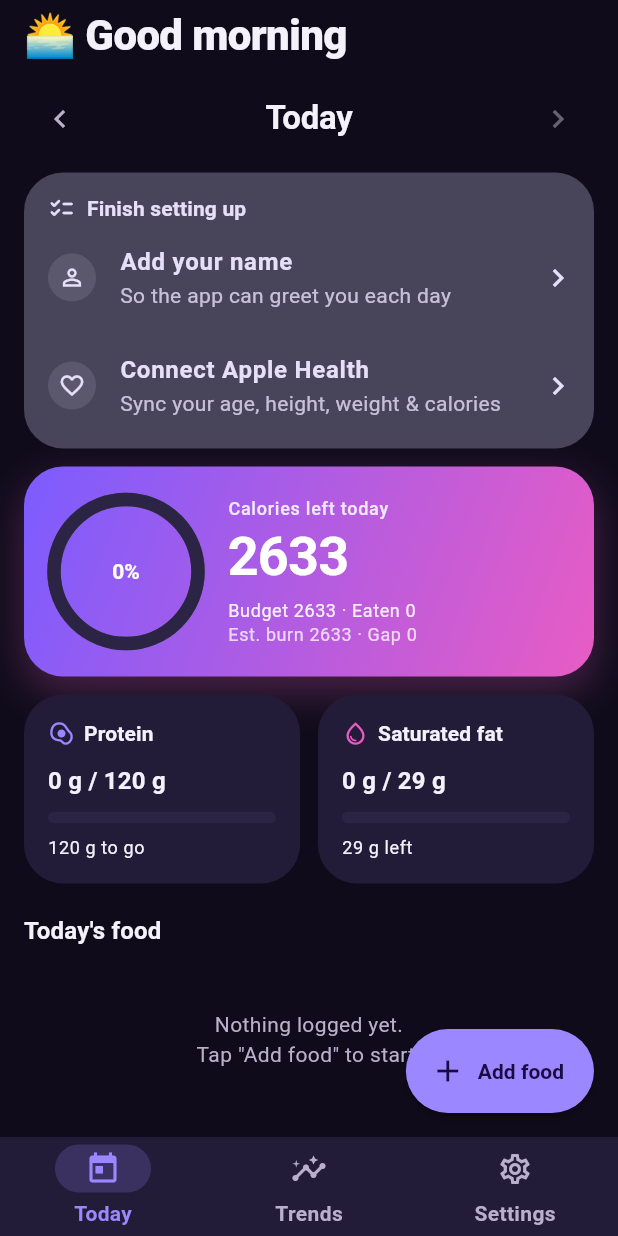
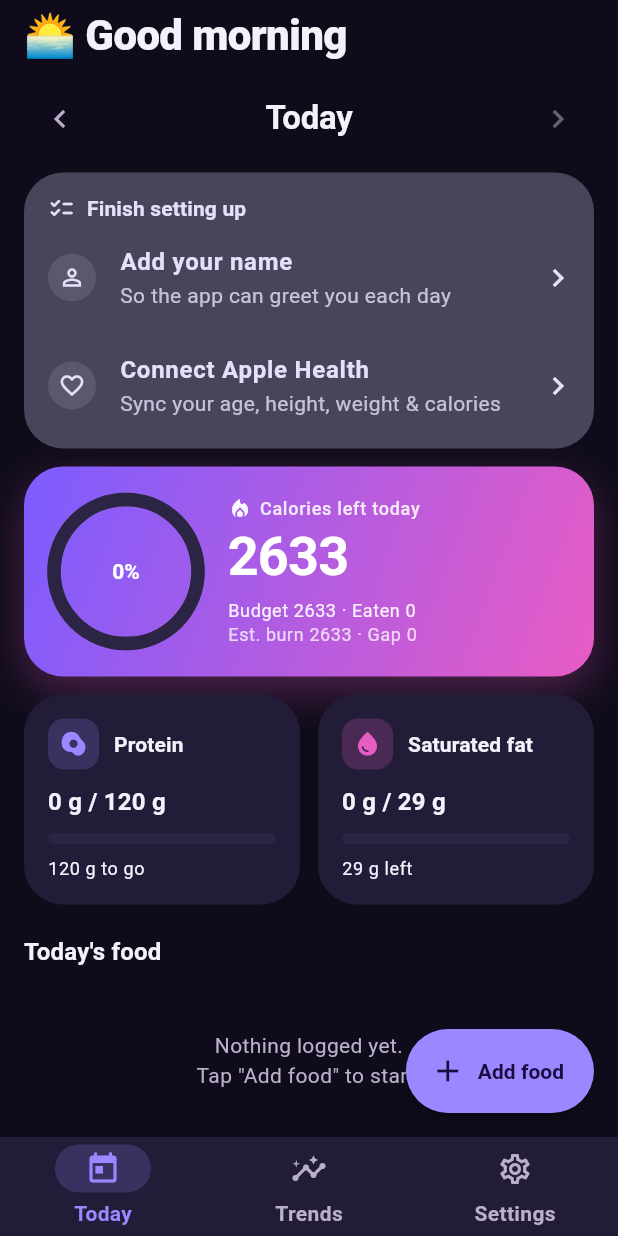
Before and after one commit to PETERDMYAN/food-at-peace, a Flutter app: the screen it shows after launch, after a tap on "Skip", on a phone screen of 412 x 824 dp. Run offline on Flutter 3.47's test engine with Material 3 defaults, Android fonts, the phone set to English and light mode, and no system bars; our stand-ins replace flutter_riverpod, flutter_secure_storage, geolocator, image_picker, shared_preferences, sign_in_with_apple; missing offline and left inert: health; statements that could not run were skipped.

Commit message:
Trends on-target badge top-right; drop screen headers; GXS icon tiles; calories icon
- Trends: the "on target X/Y days" stat moves to a primary-tinted pill in the
  card's top-right corner (with a check), fixing the cramped margin; metric name
  sits on the left.
- Remove the small "Trends" and "Settings" app-bar titles (SafeArea body, like
  Today) for a cleaner top.
- New shared IconTile (GXS-style tinted rounded square) used for the Settings
  card headers (Account/Health/Language/Feedback) and the Today macro cards —
  higher-contrast, filled icons. Feedback row now matches the other cards'
  layout (was a misaligned ListTile).
- Today: add a flame icon to the calorie hero (parity with protein/sat-fat).

analyze + 50 tests green.

Co-Authored-By: Claude Opus 4.8 <noreply@anthropic.com>

```diff
--- a/lib/l10n/app_localizations.dart
+++ b/lib/l10n/app_localizations.dart
@@ -475,6 +475,12 @@ abstract class AppLocalizations {
   /// In en, this message translates to:
   /// **'On target {met}/{total} days'**
   String onTargetDays(int met, int total);
+
+  /// No description provided for @onTargetShort.
+  ///
+  /// In en, this message translates to:
+  /// **'{met}/{total} days'**
+  String onTargetShort(int met, int total);
 
   /// No description provided for @editTargets.
   ///
--- a/lib/l10n/app_localizations_en.dart
+++ b/lib/l10n/app_localizations_en.dart
@@ -228,6 +228,11 @@ class AppLocalizationsEn extends AppLocalizations {
   @override
   String onTargetDays(int met, int total) {
     return 'On target $met/$total days';
+  }
+
+  @override
+  String onTargetShort(int met, int total) {
+    return '$met/$total days';
   }
 
   @override
--- a/lib/l10n/app_localizations_zh.dart
+++ b/lib/l10n/app_localizations_zh.dart
@@ -222,6 +222,11 @@ class AppLocalizationsZh extends AppLocalizations {
   @override
   String onTargetDays(int met, int total) {
     return '$total 天中 $met 天达标';
+  }
+
+  @override
+  String onTargetShort(int met, int total) {
+    return '$met/$total 天达标';
   }
 
   @override
--- a/lib/l10n/app_zh.arb
+++ b/lib/l10n/app_zh.arb
@@ -66,6 +66,7 @@
   "chartTarget": "目标",
   "daysCount": "{count}天",
   "onTargetDays": "{total} 天中 {met} 天达标",
+  "onTargetShort": "{met}/{total} 天达标",
   "editTargets": "编辑目标",
   "useAutomatic": "使用自动计算",
   "targetReached": "已达目标",
--- a/lib/src/features/settings/settings_screen.dart
+++ b/lib/src/features/settings/settings_screen.dart
@@ -12,6 +12,7 @@ import '../../models/daily_summary.dart';
 import '../../models/user_profile.dart';
 import '../../providers/providers.dart';
 import '../../util/format.dart';
+import '../../widgets/icon_tile.dart';
 import '../feedback/feedback_screen.dart';
 
 /// Profile setup (drives all targets), weight log, Claude key, Apple
@@ -82,7 +83,9 @@ class _SettingsScreenState extends ConsumerState<SettingsScreen> {
       ),
     );
     if (mounted && action == 'save') {
-      ref.read(profileProvider.notifier).save(
+      ref
+          .read(profileProvider.notifier)
+          .save(
             profile.copyWith(
               isConfigured: true,
               calorieGoalOverride: _parseTarget(cal.text),
@@ -124,9 +127,10 @@ class _SettingsScreenState extends ConsumerState<SettingsScreen> {
     // goal default: lose -500 / maintain 0 / gain +400).
     final gap = profile.calorieGoalOverride ?? profile.goal.calorieAdjustment;
     return Scaffold(
-      appBar: AppBar(title: Text(t.navSettings)),
-      body: ListView(
-        padding: const EdgeInsets.fromLTRB(16, 8, 16, 32),
+      body: SafeArea(
+        bottom: false,
+        child: ListView(
+          padding: const EdgeInsets.fromLTRB(16, 12, 16, 32),
           children: [
             _ProfileStatsCard(profile: profile),
             const SizedBox(height: 16),
@@ -191,7 +195,10 @@ class _SettingsScreenState extends ConsumerState<SettingsScreen> {
                       t.proteinTargetLabel,
                       t.gramsValue(kcal(summary.proteinTarget)),
                     ),
-                  _statRow(t.satFatCap, t.gramsValue(kcal(summary.satFatCap))),
+                    _statRow(
+                      t.satFatCap,
+                      t.gramsValue(kcal(summary.satFatCap)),
+                    ),
                   ],
                 ),
               ),
@@ -205,6 +212,7 @@ class _SettingsScreenState extends ConsumerState<SettingsScreen> {
             const SizedBox(height: 12),
             const _FeedbackTile(),
           ],
+        ),
       ),
     );
   }
@@ -424,8 +432,8 @@ class _LanguageCard extends ConsumerWidget {
           children: [
             Row(
               children: [
-                Icon(Icons.language, color: scheme.primary),
-                const SizedBox(width: 8),
+                IconTile(icon: Icons.language, color: scheme.primary),
+                const SizedBox(width: 12),
                 Text(t.language, style: Theme.of(context).textTheme.titleSmall),
               ],
             ),
@@ -461,13 +469,27 @@ class _FeedbackTile extends StatelessWidget {
     final t = AppLocalizations.of(context);
     final scheme = Theme.of(context).colorScheme;
     return Card(
-      child: ListTile(
-        leading: Icon(Icons.feedback_outlined, color: scheme.primary),
-        title: Text(t.feedback),
-        trailing: const Icon(Icons.chevron_right),
+      child: InkWell(
+        borderRadius: BorderRadius.circular(26),
         onTap: () => Navigator.of(
           context,
         ).push(MaterialPageRoute(builder: (_) => const FeedbackScreen())),
+        child: Padding(
+          padding: const EdgeInsets.all(16),
+          child: Row(
+            children: [
+              IconTile(icon: Icons.feedback, color: scheme.primary),
+              const SizedBox(width: 12),
+              Expanded(
+                child: Text(
+                  t.feedback,
+                  style: Theme.of(context).textTheme.titleSmall,
+                ),
+              ),
+              Icon(Icons.chevron_right, color: scheme.onSurfaceVariant),
+            ],
+          ),
+        ),
       ),
     );
   }
@@ -530,8 +552,8 @@ class _AccountCardState extends ConsumerState<_AccountCard> {
           children: [
             Row(
               children: [
-                Icon(Icons.cloud_outlined, color: scheme.primary),
-                const SizedBox(width: 8),
+                IconTile(icon: Icons.cloud, color: scheme.primary),
+                const SizedBox(width: 12),
                 Expanded(
                   child: Text(
                     t.account,
@@ -625,8 +647,8 @@ class _HealthCard extends ConsumerWidget {
           children: [
             Row(
               children: [
-                Icon(Icons.favorite_outline, color: scheme.primary),
-                const SizedBox(width: 8),
+                IconTile(icon: Icons.favorite, color: scheme.primary),
+                const SizedBox(width: 12),
                 Expanded(
                   child: Text(
                     t.healthGarminTitle,
--- a/lib/src/features/today/today_screen.dart
+++ b/lib/src/features/today/today_screen.dart
@@ -10,6 +10,7 @@ import '../../providers/providers.dart';
 import '../../theme/app_theme.dart';
 import '../../util/format.dart';
 import '../../util/l10n_labels.dart';
+import '../../widgets/icon_tile.dart';
 import 'weather_background.dart';
 
 /// "Good morning / afternoon / evening, {name}" by the local hour, or the app
@@ -114,7 +115,9 @@ class TodayScreen extends ConsumerWidget {
                 const _SetupTodos(),
                 _CalorieCard(
                   summary: summary,
-                  gap: profile.calorieGoalOverride ?? profile.goal.calorieAdjustment,
+                  gap:
+                      profile.calorieGoalOverride ??
+                      profile.goal.calorieAdjustment,
                 ),
                 const SizedBox(height: 12),
                 Row(
@@ -122,7 +125,7 @@ class TodayScreen extends ConsumerWidget {
                     Expanded(
                       child: _MacroCard(
                         label: t.protein,
-                        icon: Icons.egg_alt_outlined,
+                        icon: Icons.egg_alt,
                         consumed: summary.consumedProtein,
                         target: summary.proteinTarget,
                         progress: summary.proteinProgress,
@@ -139,7 +142,7 @@ class TodayScreen extends ConsumerWidget {
                     Expanded(
                       child: _MacroCard(
                         label: t.saturatedFat,
-                        icon: Icons.water_drop_outlined,
+                        icon: Icons.water_drop,
                         consumed: summary.consumedSatFat,
                         target: summary.satFatCap,
                         progress: summary.satFatProgress,
@@ -377,9 +380,21 @@ class _CalorieCard extends StatelessWidget {
             child: Column(
               crossAxisAlignment: CrossAxisAlignment.start,
               children: [
-                Text(
-                  over ? t.overBudget : t.caloriesLeftToday,
-                  style: text.labelMedium?.copyWith(color: white(0.85)),
+                Row(
+                  children: [
+                    Icon(
+                      Icons.local_fire_department,
+                      size: 16,
+                      color: white(0.95),
+                    ),
+                    const SizedBox(width: 5),
+                    Flexible(
+                      child: Text(
+                        over ? t.overBudget : t.caloriesLeftToday,
+                        style: text.labelMedium?.copyWith(color: white(0.85)),
+                      ),
+                    ),
+                  ],
                 ),
                 const SizedBox(height: 2),
                 Text(
@@ -444,8 +459,8 @@ class _MacroCard extends StatelessWidget {
           children: [
             Row(
               children: [
-                Icon(icon, size: 18, color: color),
-                const SizedBox(width: 6),
+                IconTile(icon: icon, color: color, size: 34),
+                const SizedBox(width: 10),
                 Text(label, style: Theme.of(context).textTheme.labelLarge),
               ],
             ),
--- /dev/null
+++ b/lib/src/widgets/icon_tile.dart
@@ -0,0 +1,29 @@
+import 'package:flutter/material.dart';
+
+/// A GXS-style rounded icon tile — a tinted rounded square with a bold,
+/// full-strength icon. Gives icons clear contrast against dark surfaces.
+class IconTile extends StatelessWidget {
+  const IconTile({
+    super.key,
+    required this.icon,
+    required this.color,
+    this.size = 38,
+  });
+
+  final IconData icon;
+  final Color color;
+  final double size;
+
+  @override
+  Widget build(BuildContext context) {
+    return Container(
+      width: size,
+      height: size,
+      decoration: BoxDecoration(
+        color: color.withValues(alpha: 0.20),
+        borderRadius: BorderRadius.circular(size * 0.32),
+      ),
+      child: Icon(icon, color: color, size: size * 0.56),
+    );
+  }
+}
```
Also changed, not shown: lib/l10n/app_en.arb (+7 -0 lines), lib/src/features/trends/trends_screen.dart (+48 -16 lines). Lines whose indentation alone changed are shown as unchanged.
